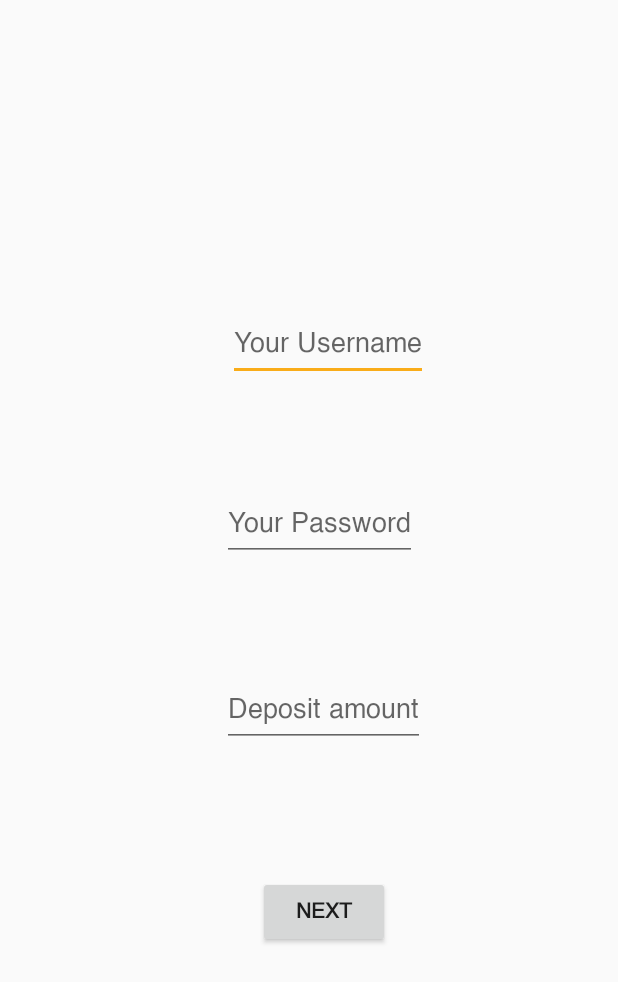
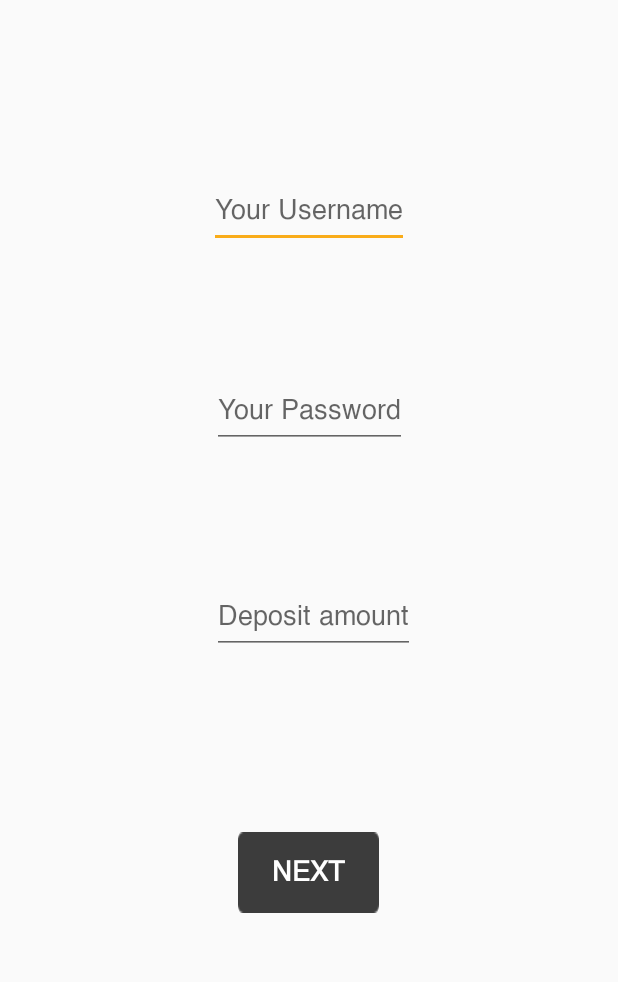
Before and after one commit to catlian/INFS3605_group2, an Android app: the screen it shows after launch (RegisterActivity), after a tap on "NEW?", on a phone screen of 412 x 824 dp. Shown: the top 982 px of the screen. Run offline under Robolectric (Android 15) with nearby library versions, the phone set to English and light mode, and no system bars; our stand-ins replace Firebase (no records; nobody signed in at launch, a user with empty details on screens opened directly).

Commit message:
UI Changes 2 - Colours, match_parent etc.

```diff
--- a/app/src/main/res/layout/activity_register.xml
+++ b/app/src/main/res/layout/activity_register.xml
@@ -10,44 +10,53 @@
         android:id="@+id/parent_username_register"
         android:layout_width="wrap_content"
         android:layout_height="wrap_content"
-        android:layout_marginStart="152dp"
-        android:layout_marginTop="204dp"
         android:fontFamily="@font/helvetica"
         android:hint="Your Username"
+        app:layout_constraintBottom_toBottomOf="parent"
+        app:layout_constraintEnd_toEndOf="parent"
         app:layout_constraintStart_toStartOf="parent"
-        app:layout_constraintTop_toTopOf="parent" />
+        app:layout_constraintTop_toTopOf="parent"
+        app:layout_constraintVertical_bias="0.149" />
 
     <EditText
         android:id="@+id/balance_register"
         android:layout_width="wrap_content"
         android:layout_height="wrap_content"
-        android:layout_marginStart="148dp"
-        android:layout_marginTop="448dp"
         android:fontFamily="@font/helvetica"
         android:hint="Deposit amount"
+        app:layout_constraintBottom_toBottomOf="parent"
+        app:layout_constraintEnd_toEndOf="parent"
+        app:layout_constraintHorizontal_bias="0.51"
         app:layout_constraintStart_toStartOf="parent"
-        app:layout_constraintTop_toTopOf="parent" />
+        app:layout_constraintTop_toTopOf="parent"
+        app:layout_constraintVertical_bias="0.499" />
 
     <EditText
         android:id="@+id/parent_Password_register"
         android:layout_width="wrap_content"
         android:layout_height="wrap_content"
-        android:layout_marginStart="148dp"
-        android:layout_marginTop="324dp"
         android:fontFamily="@font/helvetica"
         android:hint="Your Password"
+        app:layout_constraintBottom_toBottomOf="parent"
+        app:layout_constraintEnd_toEndOf="parent"
         app:layout_constraintStart_toStartOf="parent"
-        app:layout_constraintTop_toTopOf="parent" />
+        app:layout_constraintTop_toTopOf="parent"
+        app:layout_constraintVertical_bias="0.321" />
 
     <Button
         android:id="@+id/button_register"
-        android:layout_width="wrap_content"
-        android:layout_height="wrap_content"
-        android:layout_marginStart="172dp"
-        android:layout_marginTop="584dp"
+        android:layout_width="94dp"
+        android:layout_height="54dp"
+        android:background="@drawable/bigdarkbuton"
         android:fontFamily="@font/helvetica"
         android:text="Next"
+        android:textColor="#FFFFFF"
+        android:textSize="18sp"
         android:textStyle="bold"
+        app:layout_constraintBottom_toBottomOf="parent"
+        app:layout_constraintEnd_toEndOf="parent"
+        app:layout_constraintHorizontal_bias="0.498"
         app:layout_constraintStart_toStartOf="parent"
-        app:layout_constraintTop_toTopOf="parent" />
+        app:layout_constraintTop_toTopOf="parent"
+        app:layout_constraintVertical_bias="0.72" />
 </androidx.constraintlayout.widget.ConstraintLayout>
--- a/app/src/main/res/layout/activity_test.xml
+++ b/app/src/main/res/layout/activity_test.xml
@@ -38,7 +38,7 @@
 
     <com.google.android.material.bottomnavigation.BottomNavigationView
         android:id="@+id/parentNavBar"
-        android:layout_width="0dp"
+        android:layout_width="match_parent"
         android:layout_height="wrap_content"
         app:itemBackground="@drawable/bottom_nav_colors"
         app:itemTextColor="@android:color/white"
--- a/app/src/main/res/layout/fragment_child_landing.xml
+++ b/app/src/main/res/layout/fragment_child_landing.xml
@@ -12,7 +12,7 @@
 
         <androidx.constraintlayout.widget.ConstraintLayout
             android:id="@+id/constraintLayout"
-            android:layout_width="0dp"
+            android:layout_width="match_parent"
             android:layout_height="wrap_content"
             android:background="@color/colorAccent"
             app:layout_constraintEnd_toEndOf="parent"
--- a/app/src/main/res/layout/fragment_child_log.xml
+++ b/app/src/main/res/layout/fragment_child_log.xml
@@ -22,7 +22,7 @@
             android:layout_width="wrap_content"
             android:layout_height="wrap_content"
             android:layout_gravity="center_horizontal"
-            android:fontFamily="@font/couriernew"
+            android:fontFamily="@font/arial"
             android:text="Chores History"
             android:textAlignment="center"
             android:textSize="36sp"
--- a/app/src/main/res/layout/fragment_parent_landing.xml
+++ b/app/src/main/res/layout/fragment_parent_landing.xml
@@ -97,7 +97,7 @@
 
         <androidx.constraintlayout.widget.ConstraintLayout
             android:id="@+id/constraintLayout3"
-            android:layout_width="413dp"
+            android:layout_width="match_parent"
             android:layout_height="44dp"
             android:background="@color/colorAccent"
             app:layout_constraintEnd_toEndOf="parent"
--- a/app/src/main/res/layout/fragment_quiz_setting.xml
+++ b/app/src/main/res/layout/fragment_quiz_setting.xml
@@ -8,7 +8,7 @@
 
     <TextView
         android:id="@+id/textView15"
-        android:layout_width="967dp"
+        android:layout_width="match_parent"
         android:layout_height="56dp"
         android:background="@drawable/yellowheader"
         android:fontFamily="@font/arial"
--- a/app/src/main/res/values/colors.xml
+++ b/app/src/main/res/values/colors.xml
@@ -3,4 +3,7 @@
     <color name="colorPrimary">#4CBB17</color>
     <color name="colorPrimaryDark">#276E07</color>
     <color name="colorAccent">#F9AC19</color>
+    <color name="custom_grey">#3C3C3C</color>
+    <color name="custom_green">#4CBB17</color>
+    <color name="custom_yellow">#F9AC19</color>
 </resources>
```
Also changed, not shown: app/src/main/res/layout/activity_profile.xml (+26 -18 lines), app/src/main/res/layout/activity_register2.xml (+18 -11 lines), app/src/main/res/layout/fragment_parent_chores.xml (+6 -3 lines), app/src/main/res/layout/fragment_parent_transactions_view.xml (+4 -4 lines).
